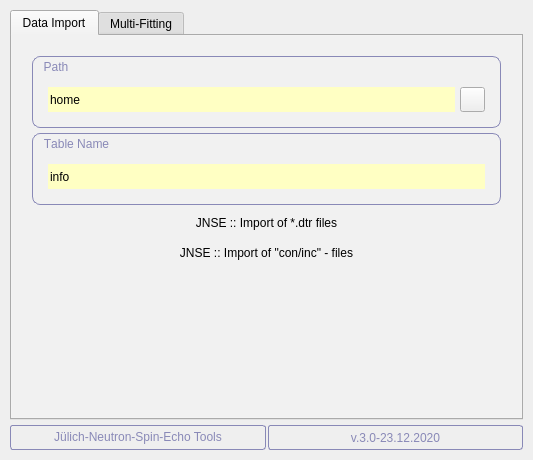
Old version of the form qtisas/sans/jnse/jnse.ui in the repository k61n/qtisas.
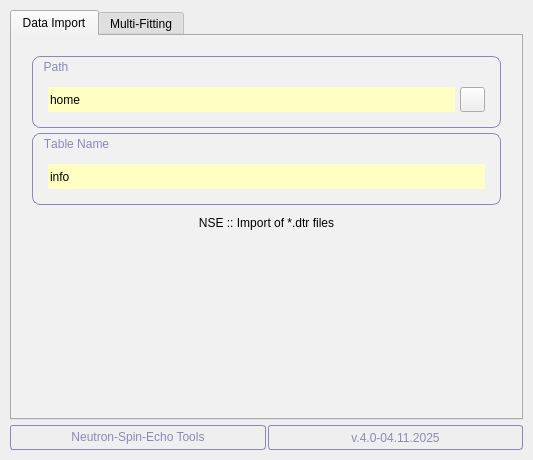
New version of the form. The open tabs and pages were chosen to show the change. Icons and pictures are not drawn.

Commit message: jnse: refactored code and improved structure

```diff
--- a/qtisas/sans/jnse/jnse.ui
+++ b/qtisas/sans/jnse/jnse.ui
@@ -881,76 +881,7 @@
           <bool>false</bool>
          </property>
          <property name="text">
-          <string>JNSE :: Import of *.dtr files</string>
-         </property>
-         <property name="icon">
-          <iconset resource="../../icons/icons/icons.qrc">
-           <normaloff>:/sans-file.png</normaloff>:/sans-file.png</iconset>
-         </property>
-         <property name="iconSize">
-          <size>
-           <width>14</width>
-           <height>14</height>
-          </size>
-         </property>
-         <property name="toolButtonStyle">
-          <enum>Qt::ToolButtonTextBesideIcon</enum>
-         </property>
-         <property name="autoRaise">
-          <bool>true</bool>
-         </property>
-        </widget>
-       </item>
-       <item>
-        <spacer name="verticalSpacer_5">
-         <property name="orientation">
-          <enum>Qt::Vertical</enum>
-         </property>
-         <property name="sizeType">
-          <enum>QSizePolicy::Fixed</enum>
-         </property>
-         <property name="sizeHint" stdset="0">
-          <size>
-           <width>5</width>
-           <height>5</height>
-          </size>
-         </property>
-        </spacer>
-       </item>
-       <item>
-        <widget class="QToolButton" name="pushButtonCOHINCOH">
-         <property name="sizePolicy">
-          <sizepolicy hsizetype="Expanding" vsizetype="Fixed">
-           <horstretch>0</horstretch>
-           <verstretch>0</verstretch>
-          </sizepolicy>
-         </property>
-         <property name="minimumSize">
-          <size>
-           <width>25</width>
-           <height>25</height>
-          </size>
-         </property>
-         <property name="maximumSize">
-          <size>
-           <width>16777215</width>
-           <height>35</height>
-          </size>
-         </property>
-         <property name="baseSize">
-          <size>
-           <width>0</width>
-           <height>0</height>
-          </size>
-         </property>
-         <property name="layoutDirection">
-          <enum>Qt::LeftToRight</enum>
-         </property>
-         <property name="autoFillBackground">
-          <bool>false</bool>
-         </property>
-         <property name="text">
-          <string>JNSE :: Import of &quot;con/inc&quot; - files</string>
+          <string>NSE :: Import of *.dtr files</string>
          </property>
          <property name="icon">
           <iconset resource="../../icons/icons/icons.qrc">
@@ -1608,7 +1539,7 @@
         <number>1</number>
        </property>
        <property name="text">
-        <string>&lt;html&gt;&lt;head/&gt;&lt;body&gt;&lt;p&gt;Jülich-Neutron-Spin-Echo Tools&lt;/p&gt;&lt;/body&gt;&lt;/html&gt;</string>
+        <string>&lt;html&gt;&lt;head/&gt;&lt;body&gt;&lt;p&gt;Neutron-Spin-Echo Tools&lt;/p&gt;&lt;/body&gt;&lt;/html&gt;</string>
        </property>
        <property name="textFormat">
         <enum>Qt::RichText</enum>
@@ -1688,7 +1619,7 @@
         <enum>QFrame::Box</enum>
        </property>
        <property name="text">
-        <string>v.3.0-23.12.2020</string>
+        <string>v.4.0-04.11.2025</string>
        </property>
        <property name="alignment">
         <set>Qt::AlignCenter</set>
```
Left out of the diff: 68 changed lines with no effect on the pictures. The commit also changes 4 other files.
